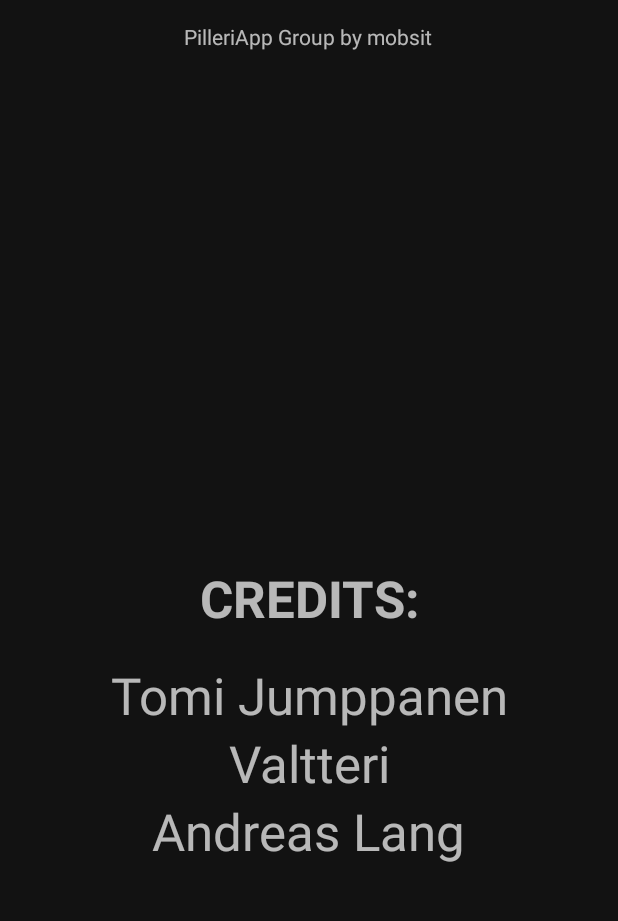
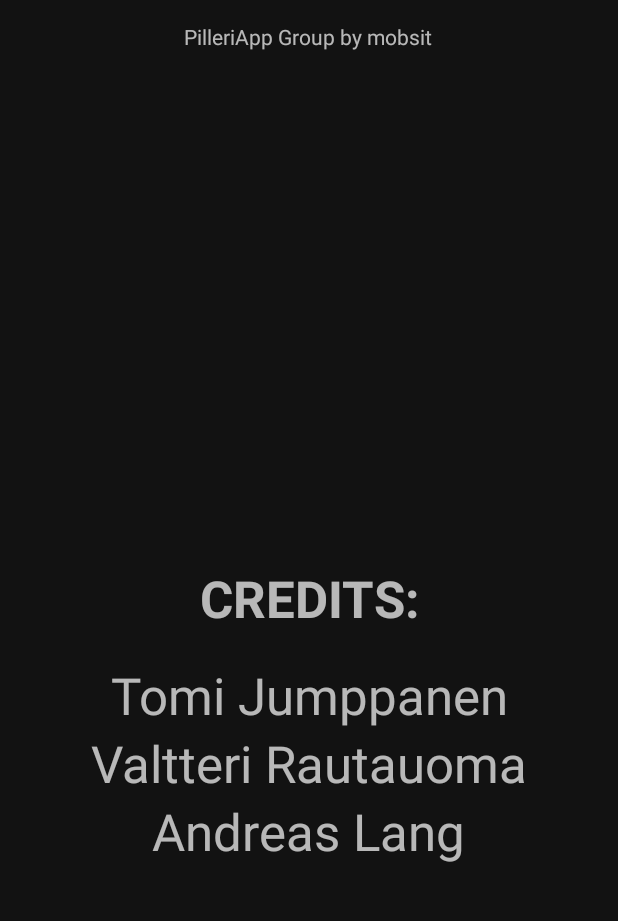
Before and after one commit to JumppanenTomi/Pilleriappi_1.0, an Android app: the CreditsInfo screen opened directly, with no data from a screen before it, on a phone screen of 412 x 824 dp, the part 62-983 px from its top. Run offline under Robolectric (Android 15) with nearby library versions, the phone set to English and light mode, and no system bars.

Commit message:
CreditInfo luokka luotu ja sisältö täytetty (kaikkien tekijöitten nimet) A

```diff
--- a/app/src/main/res/layout/activity_credits_info.xml
+++ b/app/src/main/res/layout/activity_credits_info.xml
@@ -51,7 +51,7 @@
         android:id="@+id/textView7"
         android:layout_width="wrap_content"
         android:layout_height="wrap_content"
-        android:text="Valtteri"
+        android:text="Valtteri Rautauoma"
         android:textSize="34sp"
         app:layout_constraintEnd_toEndOf="parent"
         app:layout_constraintStart_toStartOf="parent"
```
